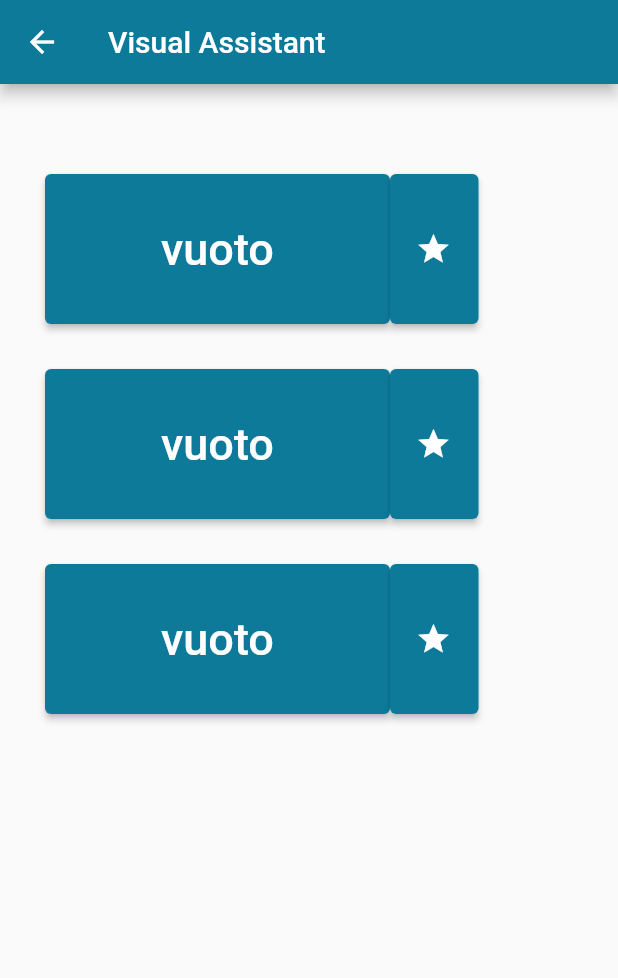
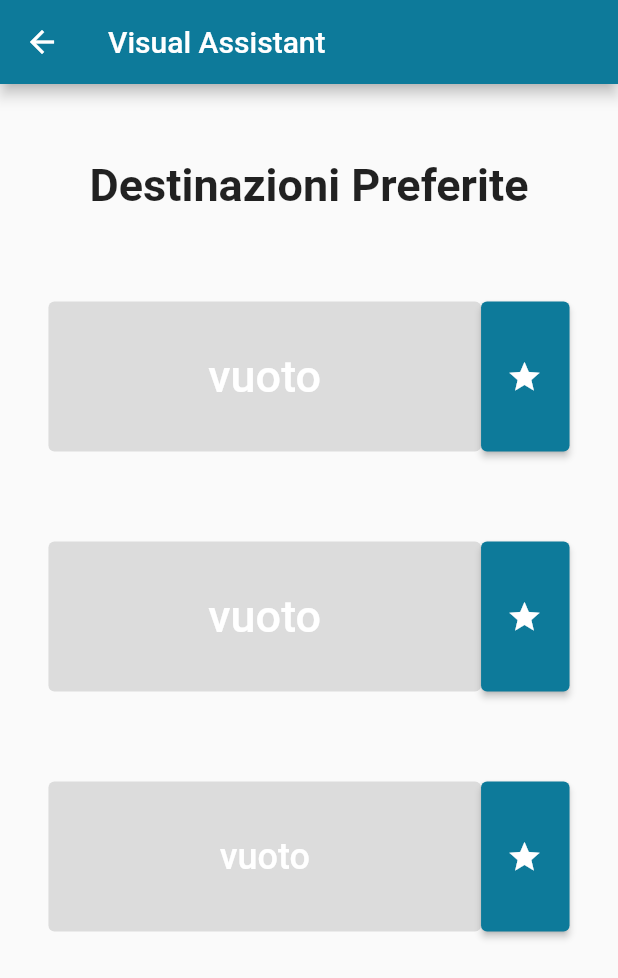
Before and after one commit to rosariodp20/Visual-Assistant, a Flutter app: the Favourites screen opened directly, on a phone screen of 412 x 824 dp. Shown: the top 978 px of the screen. Run offline on Flutter 3.47's test engine with Material 2 defaults, Android fonts, the phone set to English and light mode, and no system bars; drawn by our look-alikes of auto_size_text; our stand-ins replace camera, flutter_tts, geolocator, shared_preferences, speech_to_text; missing offline and left inert: flutter_vibrate, geocoder, tflite; accounts and stored records are empty.

Commit message:
Refactoring generale e design interfaccia preferiti e cronologia

```diff
--- a/lib/controller/history_controller.dart
+++ b/lib/controller/history_controller.dart
@@ -1,5 +1,5 @@
 import 'package:shared_preferences/shared_preferences.dart';
-import 'package:visual_assistant/utils/shared_preferences_instance.dart';
+import '../utils/shared_preferences_instance.dart';
 
 class HistoryController {
   HistoryController._privateConstructor();
--- a/lib/main.dart
+++ b/lib/main.dart
@@ -1,12 +1,12 @@
 import 'package:flutter/material.dart';
 import 'package:flutter_tts/flutter_tts.dart';
 import 'package:visual_assistant/utils/shared_preferences_instance.dart';
+import 'package:camera/camera.dart';
 import './screens/history.dart';
 import './screens/favourites.dart';
 import './screens/path_search.dart';
-import 'package:camera/camera.dart';
-import 'screens/detection.dart';
-import 'widgets/homepage_button.dart';
+import './screens/detection.dart';
+import './widgets/homepage_button.dart';
 import './widgets/appbar.dart';
 
 late List<CameraDescription> cameras;
--- a/lib/screens/favourites.dart
+++ b/lib/screens/favourites.dart
@@ -2,9 +2,10 @@ import 'package:flutter/material.dart';
 import 'package:camera/camera.dart';
 import 'package:geolocator/geolocator.dart';
 import 'package:geocoder/geocoder.dart';
-import 'package:visual_assistant/controller/favourites_controller.dart';
+import 'package:auto_size_text/auto_size_text.dart';
+import '../controller/favourites_controller.dart';
 import '../widgets/appbar.dart';
-import 'package:visual_assistant/main.dart';
+import '../main.dart';
 import './path.dart';
 
 class Favourites extends StatefulWidget {
@@ -216,25 +217,34 @@ class _FavouritesState extends State<Favourites> {
     return Scaffold(
       appBar: const CustomAppBar(),
       backgroundColor: Colors.grey[50],
-      body: SingleChildScrollView(
-        child: Container(
-          alignment: Alignment.center,
-          padding: const EdgeInsets.all(30),
-          child: Column(children: [
-            const SizedBox(
-              height: 30,
+      body: Center(
+        child: Column(
+          crossAxisAlignment: CrossAxisAlignment.center,
+          children: [
+            Container(
+              margin: const EdgeInsets.only(top: 50),
+              child: const Text(
+                'Destinazioni Preferite',
+                style: TextStyle(fontWeight: FontWeight.bold, fontSize: 30),
+              ),
             ),
             Row(
+              mainAxisAlignment: MainAxisAlignment.center,
               children: [
-                ElevatedButton(
+                Container(
+                  width: MediaQuery.of(context).size.width * 0.7,
+                  margin: const EdgeInsets.symmetric(vertical: 60),
+                  child: ElevatedButton(
                       style: ElevatedButton.styleFrom(
                         //shape: RoundedRectangleBorder(borderRadius: new BorderRadius.circular(40.0),),
                         padding: const EdgeInsets.symmetric(
                             horizontal: 20, vertical: 18),
                         backgroundColor: const Color(0xff0d7a9a),
-                        minimumSize: const Size(230, 100)),
-                    onPressed: () {
-                      if (_percorsoUnoVuoto) return;
+                        minimumSize: const Size(230, 100),
+                      ),
+                      onPressed: _percorsoUnoVuoto
+                          ? null
+                          : () {
                               Navigator.of(context).push(
                                 MaterialPageRoute(
                                   builder: (context) => Path(
@@ -248,15 +258,17 @@ class _FavouritesState extends State<Favourites> {
                                 ),
                               );
                             },
-                    child: Text(
+                      child: AutoSizeText(
                         pref1,
+                        maxLines: 1,
                         style: const TextStyle(
                           color: Colors.white,
                           fontSize: 30,
                         ),
                       )),
+                ),
                 Semantics(
-                    label: "Rimuovi dai preferiti",
+                    label: 'Rimuovi dai preferiti',
                     excludeSemantics: true,
                     child: ElevatedButton.icon(
                       onPressed: () {
@@ -278,11 +290,11 @@ class _FavouritesState extends State<Favourites> {
               ],
             ),
             Row(
-              children: const [SizedBox(height: 30)],
-            ),
-            Row(
+              mainAxisAlignment: MainAxisAlignment.center,
               children: [
-                ElevatedButton(
+                Container(
+                  width: MediaQuery.of(context).size.width * 0.7,
+                  child: ElevatedButton(
                       style: ElevatedButton.styleFrom(
                         //shape: RoundedRectangleBorder(borderRadius: new BorderRadius.circular(40.0),),
                         padding: const EdgeInsets.symmetric(
@@ -290,8 +302,9 @@ class _FavouritesState extends State<Favourites> {
                         backgroundColor: const Color(0xff0d7a9a),
                         minimumSize: const Size(230, 100),
                       ),
-                    onPressed: () {
-                      if (_percorsoDueVuoto) return;
+                      onPressed: _percorsoDueVuoto
+                          ? null
+                          : () {
                               Navigator.of(context).push(
                                 MaterialPageRoute(
                                   builder: (context) => Path(
@@ -305,15 +318,17 @@ class _FavouritesState extends State<Favourites> {
                                 ),
                               );
                             },
-                    child: Text(
+                      child: AutoSizeText(
                         pref2,
+                        maxLines: 1,
                         style: const TextStyle(
                           color: Colors.white,
                           fontSize: 30,
                         ),
                       )),
+                ),
                 Semantics(
-                    label: "Rimuovi dai preferiti",
+                    label: 'Rimuovi dai preferiti',
                     excludeSemantics: true,
                     child: ElevatedButton.icon(
                       onPressed: () {
@@ -336,11 +351,12 @@ class _FavouritesState extends State<Favourites> {
               ],
             ),
             Row(
-              children: const [SizedBox(height: 30)],
-            ),
-            Row(
+              mainAxisAlignment: MainAxisAlignment.center,
               children: [
-                ElevatedButton(
+                Container(
+                  width: MediaQuery.of(context).size.width * 0.7,
+                  margin: EdgeInsets.symmetric(vertical: 60),
+                  child: ElevatedButton(
                       style: ElevatedButton.styleFrom(
                         //shape: RoundedRectangleBorder(borderRadius: new BorderRadius.circular(40.0),),
                         padding: const EdgeInsets.symmetric(
@@ -348,9 +364,9 @@ class _FavouritesState extends State<Favourites> {
                         backgroundColor: const Color(0xff0d7a9a),
                         minimumSize: const Size(230, 100),
                       ),
-                    onPressed: () {
-                      if (_percorsoTreVuoto) return;
-
+                      onPressed: _percorsoTreVuoto
+                          ? null
+                          : () {
                               Navigator.of(context).push(
                                 MaterialPageRoute(
                                   builder: (context) => Path(
@@ -364,15 +380,17 @@ class _FavouritesState extends State<Favourites> {
                                 ),
                               );
                             },
-                    child: Text(
+                      child: AutoSizeText(
                         pref3,
+                        maxLines: 1,
                         style: const TextStyle(
                           color: Colors.white,
-                        fontSize: 30,
+                          fontSize: 24,
                         ),
                       )),
+                ),
                 Semantics(
-                    label: "Rimuovi dai preferiti",
+                    label: 'Rimuovi dai preferiti',
                     excludeSemantics: true,
                     child: ElevatedButton.icon(
                       onPressed: () {
@@ -393,7 +411,7 @@ class _FavouritesState extends State<Favourites> {
                     ))
               ],
             )
-          ]),
+          ],
         ),
       ),
     );
--- a/lib/screens/path.dart
+++ b/lib/screens/path.dart
@@ -6,8 +6,8 @@ import 'dart:async';
 import 'package:http/http.dart' as http;
 import 'dart:convert' as convert;
 import 'package:camera/camera.dart';
-import 'package:visual_assistant/screens/detection.dart';
-import 'package:visual_assistant/widgets/appbar.dart';
+import '../screens/detection.dart';
+import '../widgets/appbar.dart';
 import '../main.dart';
 
 class Path extends StatefulWidget {
--- a/lib/screens/path_search.dart
+++ b/lib/screens/path_search.dart
@@ -4,10 +4,10 @@ import 'package:geolocator/geolocator.dart';
 import 'package:speech_to_text/speech_to_text.dart' as stt;
 import 'package:geocoder/geocoder.dart';
 import 'package:visual_assistant/main.dart';
-import '../widgets/appbar.dart';
-import './path.dart';
 import 'package:camera/camera.dart';
 import 'package:shared_preferences/shared_preferences.dart';
+import './path.dart';
+import '../widgets/appbar.dart';
 
 class PathSearch extends StatefulWidget {
   final List<CameraDescription> cameras;
--- a/pubspec.yaml
+++ b/pubspec.yaml
@@ -49,6 +49,7 @@ dependencies:
   location: ^4.4.0
   flutter_vibrate: ^1.3.0
   flutter_launcher_icons: ^0.11.0
+  auto_size_text: ^3.0.0
   shared_preferences:
 
 dev_dependencies:
```
Also changed, not shown: lib/screens/history.dart (+41 -23 lines), pubspec.lock. Lines whose indentation alone changed are shown as unchanged.
